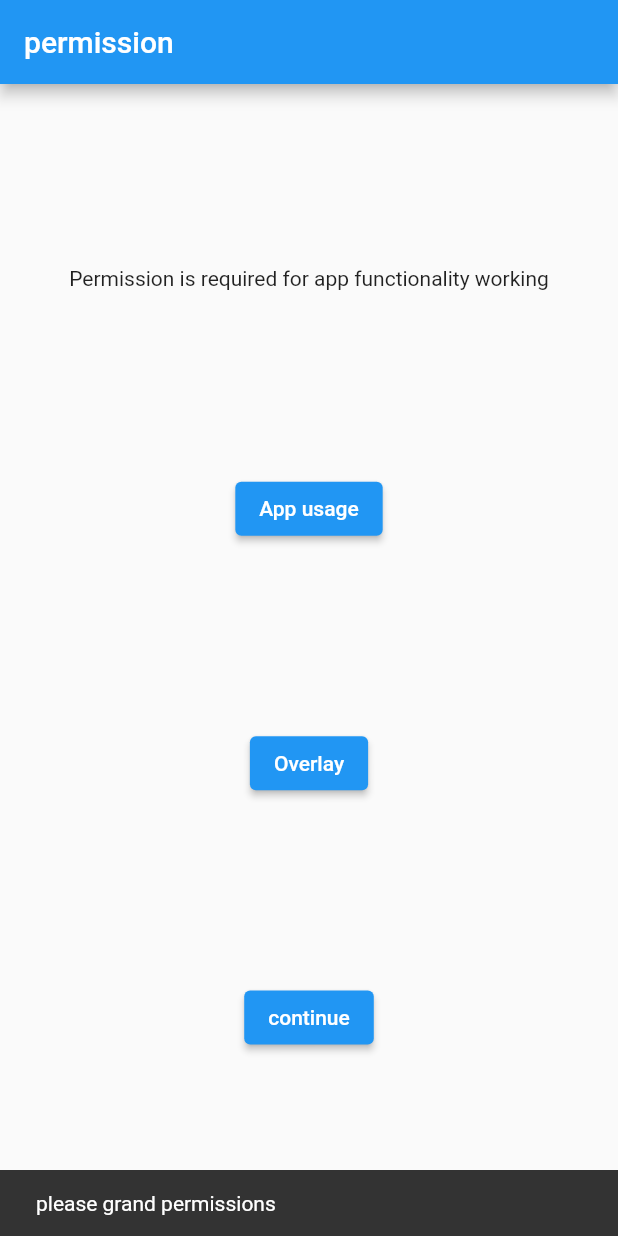
After one commit to hemantjamdev/onesec, a Flutter app: the screen it shows after launch, after a tap on "continue", on a phone screen of 412 x 824 dp. The commit adds this screen. Run offline on Flutter 3.47's test engine with Material 2 defaults, Android fonts, the phone set to English and light mode, and no system bars; missing offline and left inert: flutter_background_service, flutter_background_service_android, flutter_overlay_window, installed_apps, usage_stats.

Commit message:
permission handled

```diff
--- a/lib/background_services/background_services.dart
+++ b/lib/background_services/background_services.dart
@@ -1,5 +1,4 @@
 import 'dart:async';
-import 'dart:developer';
 
 import 'package:flutter_background_service/flutter_background_service.dart';
 // ignore: depend_on_referenced_packages
--- a/lib/onesec_app.dart
+++ b/lib/onesec_app.dart
@@ -1,6 +1,6 @@
 import 'package:flutter/material.dart';
+import 'package:onesec/screens/splash.dart';
 
-import 'screens/home_page.dart';
 
 class OneSec extends StatelessWidget {
   const OneSec({Key? key}) : super(key: key);
@@ -9,7 +9,7 @@ class OneSec extends StatelessWidget {
   Widget build(BuildContext context) {
     return const MaterialApp(
       debugShowCheckedModeBanner: false,
-      home: HomePage(),
+      home: Splash(),
     );
   }
 }
--- /dev/null
+++ b/lib/screens/permission_screen.dart
@@ -0,0 +1,59 @@
+import 'package:flutter/material.dart';
+import 'package:flutter_overlay_window/flutter_overlay_window.dart';
+import 'package:onesec/screens/home_page.dart';
+import 'package:usage_stats/usage_stats.dart';
+
+class PermissionScreen extends StatefulWidget {
+  const PermissionScreen({Key? key}) : super(key: key);
+
+  @override
+  State<PermissionScreen> createState() => _PermissionScreenState();
+}
+
+class _PermissionScreenState extends State<PermissionScreen> {
+  @override
+  Widget build(BuildContext context) {
+    return Scaffold(
+      appBar: AppBar(title: const Text("permission")),
+      body: Center(
+        child: Column(
+          mainAxisAlignment: MainAxisAlignment.spaceEvenly,
+          crossAxisAlignment: CrossAxisAlignment.center,
+          children: [
+            const Text("Permission is required for app functionality working"),
+            ElevatedButton(
+                onPressed: () async {
+                  await UsageStats.grantUsagePermission();
+                },
+                child: const Text("App usage")),
+            ElevatedButton(
+                onPressed: () async {
+                  await FlutterOverlayWindow.requestPermission();
+                },
+                child: const Text("Overlay")),
+            ElevatedButton(
+                onPressed: () async {
+                  bool? usagePermission =
+                      await UsageStats.checkUsagePermission();
+                  if ((usagePermission != null && usagePermission) &&
+                      await FlutterOverlayWindow.isPermissionGranted()) {
+                    if (mounted) {
+                      Navigator.pushReplacement(
+                          context,
+                          MaterialPageRoute(
+                              builder: (context) => const HomePage()));
+                    }
+                  } else {
+                    if (mounted) {
+                      ScaffoldMessenger.of(context).showSnackBar(
+                          const SnackBar(content: Text("please grand permissions")));
+                    }
+                  }
+                },
+                child: const Text("continue"))
+          ],
+        ),
+      ),
+    );
+  }
+}
--- /dev/null
+++ b/lib/screens/splash.dart
@@ -0,0 +1,45 @@
+import 'package:flutter/material.dart';
+import 'package:flutter_overlay_window/flutter_overlay_window.dart';
+import 'package:onesec/screens/home_page.dart';
+import 'package:onesec/screens/permission_screen.dart';
+import 'package:usage_stats/usage_stats.dart';
+
+class Splash extends StatefulWidget {
+  const Splash({Key? key}) : super(key: key);
+
+  @override
+  State<Splash> createState() => _SplashState();
+}
+
+class _SplashState extends State<Splash> {
+  checkPermission() async {
+    bool? usagePermission = await UsageStats.checkUsagePermission();
+    bool overLayPermission = await FlutterOverlayWindow.isPermissionGranted();
+    if ((usagePermission != null && usagePermission) && overLayPermission) {
+      if (mounted) {
+        Navigator.pushReplacement(
+            context, MaterialPageRoute(builder: (context) => const HomePage()));
+      }
+    } else {
+      if (mounted) {
+        Navigator.pushReplacement(context,
+            MaterialPageRoute(builder: (context) => const PermissionScreen()));
+      }
+    }
+  }
+
+  @override
+  void initState() {
+    checkPermission();
+    super.initState();
+  }
+
+  @override
+  Widget build(BuildContext context) {
+    return const Scaffold(
+      body: Center(
+        child: Text("Splash"),
+      ),
+    );
+  }
+}
```
Also changed, not shown: lib/main.dart (+3 -139 lines), lib/screens/app_list.dart (+27 -7 lines), lib/screens/home_page.dart (+19 -4 lines), lib/screens/usage_info.dart (deleted, +0 -50 lines).
